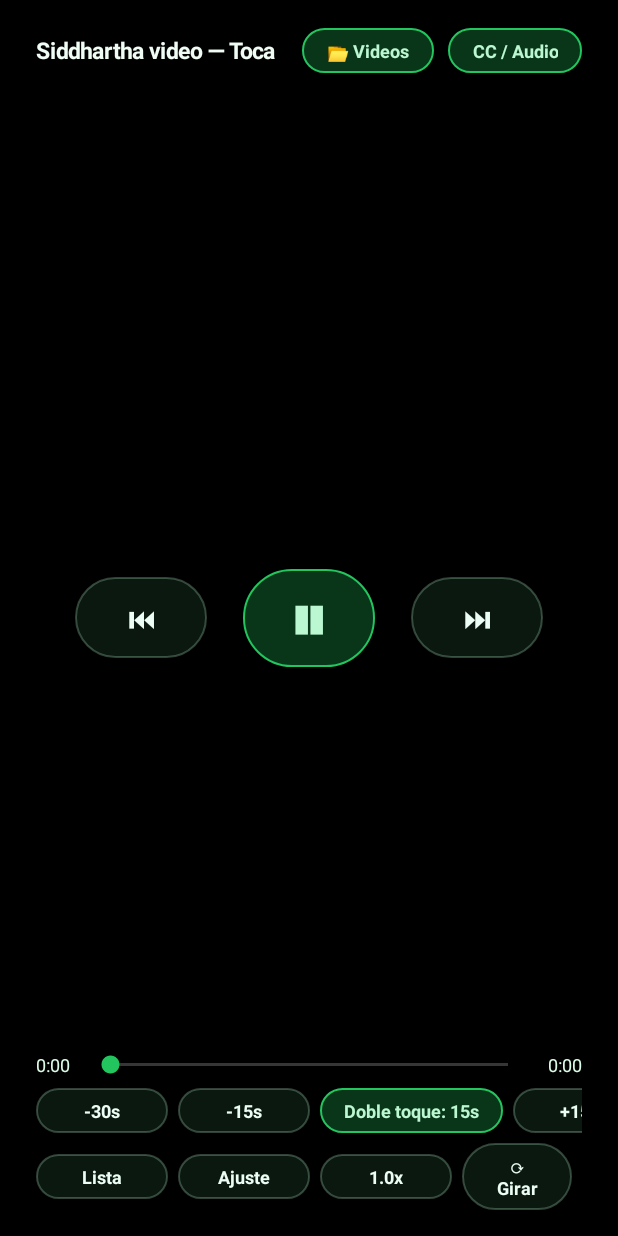
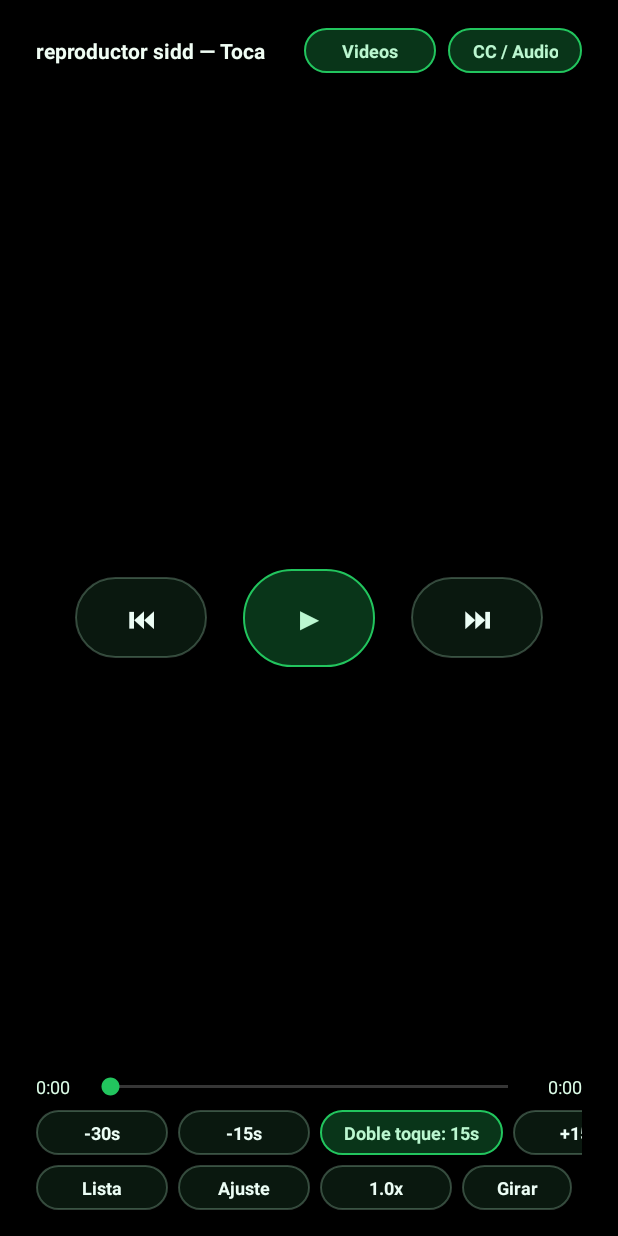
Before and after one commit to cuentalmt17-spec/sidd-vid, an Android app: the screen it shows after launch (MainActivity), on a phone screen of 412 x 824 dp. Run offline under Robolectric (Android 15) with nearby library versions, the phone set to English and light mode, and no system bars.

Commit message:
Update MainActivity.kt

```diff
--- a/app/src/main/java/com/tuapp/reproductor/MainActivity.kt
+++ b/app/src/main/java/com/tuapp/reproductor/MainActivity.kt
@@ -2,6 +2,8 @@ package com.tuapp.reproductor
 
 import android.content.Intent
 import android.content.pm.ActivityInfo
+import android.content.res.ColorStateList
+import android.content.res.Configuration
 import android.graphics.Color
 import android.graphics.Typeface
 import android.graphics.drawable.GradientDrawable
@@ -15,7 +17,6 @@ import android.view.Gravity
 import android.view.MotionEvent
 import android.view.View
 import android.view.ViewGroup
-import android.view.WindowManager
 import android.widget.Button
 import android.widget.FrameLayout
 import android.widget.HorizontalScrollView
@@ -34,7 +35,6 @@ import androidx.media3.common.MediaItem
 import androidx.media3.common.MimeTypes
 import androidx.media3.common.Player
 import androidx.media3.common.TrackSelectionOverride
-import androidx.media3.common.Tracks
 import androidx.media3.exoplayer.ExoPlayer
 import androidx.media3.ui.AspectRatioFrameLayout
 import androidx.media3.ui.PlayerView
@@ -63,7 +63,6 @@ class MainActivity : AppCompatActivity() {
     private var player: ExoPlayer? = null
     private var playlist: List<Uri> = emptyList()
     private var currentIndex: Int = -1
-    private var currentTitle: String = "Siddhartha video"
     private var externalSubtitleUri: Uri? = null
 
     private val speeds = floatArrayOf(0.75f, 1.0f, 1.25f, 1.5f, 2.0f)
@@ -95,7 +94,7 @@ class MainActivity : AppCompatActivity() {
                             uri,
                             Intent.FLAG_GRANT_READ_URI_PERMISSION
                         )
-                    } catch (_: SecurityException) {
+                    } catch (_: Exception) {
                     }
                 }
                 playlist = uris
@@ -113,7 +112,7 @@ class MainActivity : AppCompatActivity() {
                         uri,
                         Intent.FLAG_GRANT_READ_URI_PERMISSION
                     )
-                } catch (_: SecurityException) {
+                } catch (_: Exception) {
                 }
                 externalSubtitleUri = uri
                 if (currentIndex in playlist.indices) {
@@ -128,17 +127,25 @@ class MainActivity : AppCompatActivity() {
 
     override fun onCreate(savedInstanceState: Bundle?) {
         super.onCreate(savedInstanceState)
+        try {
             WindowCompat.setDecorFitsSystemWindows(window, false)
             hideSystemBars()
             buildUi()
+            setContentView(rootLayout)
             initPlayer()
+        } catch (e: Exception) {
+            Toast.makeText(this, "Error al iniciar: ${e.message}", Toast.LENGTH_LONG).show()
+        }
     }
 
     private fun hideSystemBars() {
+        try {
             val controller = WindowInsetsControllerCompat(window, window.decorView)
             controller.hide(WindowInsetsCompat.Type.systemBars())
             controller.systemBarsBehavior =
                 WindowInsetsControllerCompat.BEHAVIOR_SHOW_TRANSIENT_BARS_BY_SWIPE
+        } catch (_: Exception) {
+        }
     }
 
     private fun pillBg(bgColor: Int, strokeColor: Int, radiusPx: Float = 999f): GradientDrawable {
@@ -154,7 +161,7 @@ class MainActivity : AppCompatActivity() {
             text = label
             textSize = 12f
             typeface = Typeface.DEFAULT_BOLD
-            setAllCaps(false)
+            isAllCaps = false
             setTextColor(if (highlighted) Color.parseColor("#BBF7D0") else Color.parseColor("#ECFDF5"))
             background = pillBg(
                 if (highlighted) Color.parseColor("#4422C55E") else Color.parseColor("#AA102417"),
@@ -206,7 +213,6 @@ class MainActivity : AppCompatActivity() {
             )
         }
 
-        // Barra superior
         topBar = LinearLayout(this).apply {
             orientation = LinearLayout.HORIZONTAL
             gravity = Gravity.CENTER_VERTICAL
@@ -220,15 +226,15 @@ class MainActivity : AppCompatActivity() {
         }
 
         titleText = TextView(this).apply {
-            text = "Siddhartha video — Toca 📂 para elegir video"
-            textSize = 15f
+            text = "reproductor sidd — Toca Videos para elegir"
+            textSize = 14f
             typeface = Typeface.DEFAULT_BOLD
             setTextColor(Color.parseColor("#F0FDF4"))
             maxLines = 1
             layoutParams = LinearLayout.LayoutParams(0, ViewGroup.LayoutParams.WRAP_CONTENT, 1f)
         }
 
-        val openBtn = makeChipButton("📂 Videos", highlighted = true).apply {
+        val openBtn = makeChipButton("Videos", highlighted = true).apply {
             setOnClickListener {
                 pickVideosLauncher.launch(arrayOf("video/*"))
                 resetHideTimer()
@@ -236,12 +242,10 @@ class MainActivity : AppCompatActivity() {
         }
 
         val tracksBtn = makeChipButton("CC / Audio", highlighted = true).apply {
-            val lp = LinearLayout.LayoutParams(
+            layoutParams = LinearLayout.LayoutParams(
                 ViewGroup.LayoutParams.WRAP_CONTENT,
                 ViewGroup.LayoutParams.WRAP_CONTENT
-            )
-            lp.leftMargin = 14
-            layoutParams = lp
+            ).apply { leftMargin = 12 }
             setOnClickListener {
                 showTracksDialog()
                 resetHideTimer()
@@ -253,7 +257,6 @@ class MainActivity : AppCompatActivity() {
         topBar.addView(tracksBtn)
         uiOverlay.addView(topBar)
 
-        // Controles centrales
         val centerRow = LinearLayout(this).apply {
             orientation = LinearLayout.HORIZONTAL
             gravity = Gravity.CENTER
@@ -270,16 +273,16 @@ class MainActivity : AppCompatActivity() {
             setOnClickListener { jumpBy(-doubleTapStepMs) }
         }
 
-        playPauseBtn = makeChipButton("❚❚", highlighted = true).apply {
+        playPauseBtn = makeChipButton("▶", highlighted = true).apply {
             textSize = 20f
             setPadding(42, 28, 42, 28)
-            val lp = LinearLayout.LayoutParams(
+            layoutParams = LinearLayout.LayoutParams(
                 ViewGroup.LayoutParams.WRAP_CONTENT,
                 ViewGroup.LayoutParams.WRAP_CONTENT
-            )
-            lp.leftMargin = 36
-            lp.rightMargin = 36
-            layoutParams = lp
+            ).apply {
+                leftMargin = 36
+                rightMargin = 36
+            }
             setOnClickListener {
                 val p = player ?: return@setOnClickListener
                 if (p.currentMediaItem == null) {
@@ -304,7 +307,6 @@ class MainActivity : AppCompatActivity() {
         centerRow.addView(fwdBtn)
         uiOverlay.addView(centerRow)
 
-        // Panel inferior: progreso + saltos 15s/30s + herramientas
         bottomPanel = LinearLayout(this).apply {
             orientation = LinearLayout.VERTICAL
             setBackgroundColor(Color.parseColor("#99000000"))
@@ -333,8 +335,8 @@ class MainActivity : AppCompatActivity() {
 
         seekBar = SeekBar(this).apply {
             max = 1000
-            progressTintList = android.content.res.ColorStateList.valueOf(greenAccent)
-            thumbTintList = android.content.res.ColorStateList.valueOf(greenAccent)
+            progressTintList = ColorStateList.valueOf(greenAccent)
+            thumbTintList = ColorStateList.valueOf(greenAccent)
             layoutParams = LinearLayout.LayoutParams(0, ViewGroup.LayoutParams.WRAP_CONTENT, 1f).apply {
                 leftMargin = 16
                 rightMargin = 16
@@ -382,9 +384,7 @@ class MainActivity : AppCompatActivity() {
             layoutParams = LinearLayout.LayoutParams(
                 ViewGroup.LayoutParams.MATCH_PARENT,
                 ViewGroup.LayoutParams.WRAP_CONTENT
-            ).apply {
-                topMargin = 10
-            }
+            ).apply { topMargin = 10 }
         }
 
         val jumpRow = LinearLayout(this).apply {
@@ -406,12 +406,12 @@ class MainActivity : AppCompatActivity() {
         val f15 = makeChipButton("+15s").apply { setOnClickListener { jumpBy(15_000L) } }
         val f30 = makeChipButton("+30s").apply { setOnClickListener { jumpBy(30_000L) } }
 
-        val margin4 = LinearLayout.LayoutParams(
+        val chipMargin = LinearLayout.LayoutParams(
             ViewGroup.LayoutParams.WRAP_CONTENT,
             ViewGroup.LayoutParams.WRAP_CONTENT
         ).apply { rightMargin = 10 }
 
-        b30.layoutParams = margin4
+        b30.layoutParams = chipMargin
         b15.layoutParams = LinearLayout.LayoutParams(
             ViewGroup.LayoutParams.WRAP_CONTENT,
             ViewGroup.LayoutParams.WRAP_CONTENT
@@ -439,9 +439,7 @@ class MainActivity : AppCompatActivity() {
             layoutParams = LinearLayout.LayoutParams(
                 ViewGroup.LayoutParams.MATCH_PARENT,
                 ViewGroup.LayoutParams.WRAP_CONTENT
-            ).apply {
-                topMargin = 10
-            }
+            ).apply { topMargin = 10 }
         }
 
         val listBtn = makeChipButton("Lista").apply {
@@ -475,10 +473,10 @@ class MainActivity : AppCompatActivity() {
             }
         }
 
-        val rotateBtn = makeChipButton("⟳ Girar").apply {
+        val rotateBtn = makeChipButton("Girar").apply {
             setOnClickListener {
                 requestedOrientation = if (resources.configuration.orientation ==
-                    android.content.res.Configuration.ORIENTATION_LANDSCAPE
+                    Configuration.ORIENTATION_LANDSCAPE
                 ) {
                     ActivityInfo.SCREEN_ORIENTATION_PORTRAIT
                 } else {
@@ -488,7 +486,7 @@ class MainActivity : AppCompatActivity() {
             }
         }
 
-        lockBtn = makeChipButton("🔒").apply {
+        lockBtn = makeChipButton("Bloquear").apply {
             setOnClickListener {
                 isLocked = true
                 setUiVisible(false)
@@ -544,7 +542,7 @@ class MainActivity : AppCompatActivity() {
         }
         rootLayout.addView(hudText)
 
-        unlockBtn = makeChipButton("🔓 Desbloquear", highlighted = true).apply {
+        unlockBtn = makeChipButton("Desbloquear", highlighted = true).apply {
             visibility = View.GONE
             layoutParams = FrameLayout.LayoutParams(
                 ViewGroup.LayoutParams.WRAP_CONTENT,
@@ -563,7 +561,6 @@ class MainActivity : AppCompatActivity() {
         rootLayout.addView(unlockBtn)
 
         setupGestures()
-        setContentView(rootLayout)
     }
 
     private fun setupGestures() {
@@ -640,6 +637,7 @@ class MainActivity : AppCompatActivity() {
     }
 
     private fun initPlayer() {
+        try {
             val exo = ExoPlayer.Builder(this).build().apply {
                 playWhenReady = true
                 addListener(object : Player.Listener {
@@ -654,10 +652,8 @@ class MainActivity : AppCompatActivity() {
                     }
 
                     override fun onPlaybackStateChanged(playbackState: Int) {
-                    if (playbackState == Player.STATE_ENDED) {
-                        if (currentIndex + 1 < playlist.size) {
+                        if (playbackState == Player.STATE_ENDED && currentIndex + 1 < playlist.size) {
                             loadUriAt(currentIndex + 1)
-                        }
                         }
                     }
                 })
@@ -665,14 +661,16 @@ class MainActivity : AppCompatActivity() {
             player = exo
             playerView.player = exo
             mainHandler.post(progressRunnable)
+        } catch (e: Exception) {
+            Toast.makeText(this, "No se pudo iniciar reproductor: ${e.message}", Toast.LENGTH_LONG).show()
+        }
     }
 
     private fun loadUriAt(index: Int, startPositionMs: Long = 0L) {
         val p = player ?: return
         if (index !in playlist.indices) return
         val uri = playlist[index]
-        currentTitle = queryDisplayName(uri) ?: "Video"
-        titleText.text = currentTitle
+        titleText.text = queryDisplayName(uri) ?: "Video"
 
         val builder = MediaItem.Builder().setUri(uri)
         externalSubtitleUri?.let { subUri ->
@@ -717,7 +715,7 @@ class MainActivity : AppCompatActivity() {
         val options = mutableListOf<String>()
         val actions = mutableListOf<() -> Unit>()
 
-        options.add("➕ Cargar subtítulo externo (.srt / .vtt)")
+        options.add("Cargar subtítulo externo (.srt / .vtt)")
         actions.add { pickSubtitleLauncher.launch(arrayOf("*/*")) }
 
         val groups = p.currentTracks.groups
@@ -727,8 +725,8 @@ class MainActivity : AppCompatActivity() {
                     val fmt = group.getTrackFormat(i)
                     val lang = fmt.language ?: "und"
                     val label = fmt.label ?: "Pista ${i + 1}"
-                    val activeTag = if (group.isTrackSelected(i)) " ✓" else ""
-                    options.add("🔊 Audio: $label ($lang)$activeTag")
+                    val activeTag = if (group.isTrackSelected(i)) " [Activo]" else ""
+                    options.add("Audio: $label ($lang)$activeTag")
                     actions.add {
                         p.trackSelectionParameters = p.trackSelectionParameters
                             .buildUpon()
@@ -742,7 +740,7 @@ class MainActivity : AppCompatActivity() {
             }
         }
 
-        options.add("🚫 Desactivar subtítulos")
+        options.add("Desactivar subtítulos")
         actions.add {
             p.trackSelectionParameters = p.trackSelectionParameters
                 .buildUpon()
@@ -757,8 +755,8 @@ class MainActivity : AppCompatActivity() {
                     val fmt = group.getTrackFormat(i)
                     val lang = fmt.language ?: "und"
                     val label = fmt.label ?: "Subtítulo ${i + 1}"
-                    val activeTag = if (group.isTrackSelected(i)) " ✓" else ""
-                    options.add("💬 Sub: $label ($lang)$activeTag")
+                    val activeTag = if (group.isTrackSelected(i)) " [Activo]" else ""
+                    options.add("Sub: $label ($lang)$activeTag")
                     actions.add {
                         p.trackSelectionParameters = p.trackSelectionParameters
                             .buildUpon()
@@ -802,14 +800,18 @@ class MainActivity : AppCompatActivity() {
     }
 
     private fun queryDisplayName(uri: Uri): String? {
+        return try {
             contentResolver.query(uri, arrayOf(OpenableColumns.DISPLAY_NAME), null, null, null)
                 ?.use { cursor ->
                     if (cursor.moveToFirst()) {
                         val idx = cursor.getColumnIndex(OpenableColumns.DISPLAY_NAME)
                         if (idx >= 0) return cursor.getString(idx)
                     }
+                    null
+                } ?: uri.lastPathSegment
+        } catch (_: Exception) {
+            uri.lastPathSegment
         }
-        return uri.lastPathSegment
     }
 
     private fun updateProgressUi() {
```
Lines whose indentation alone changed are shown as unchanged.
